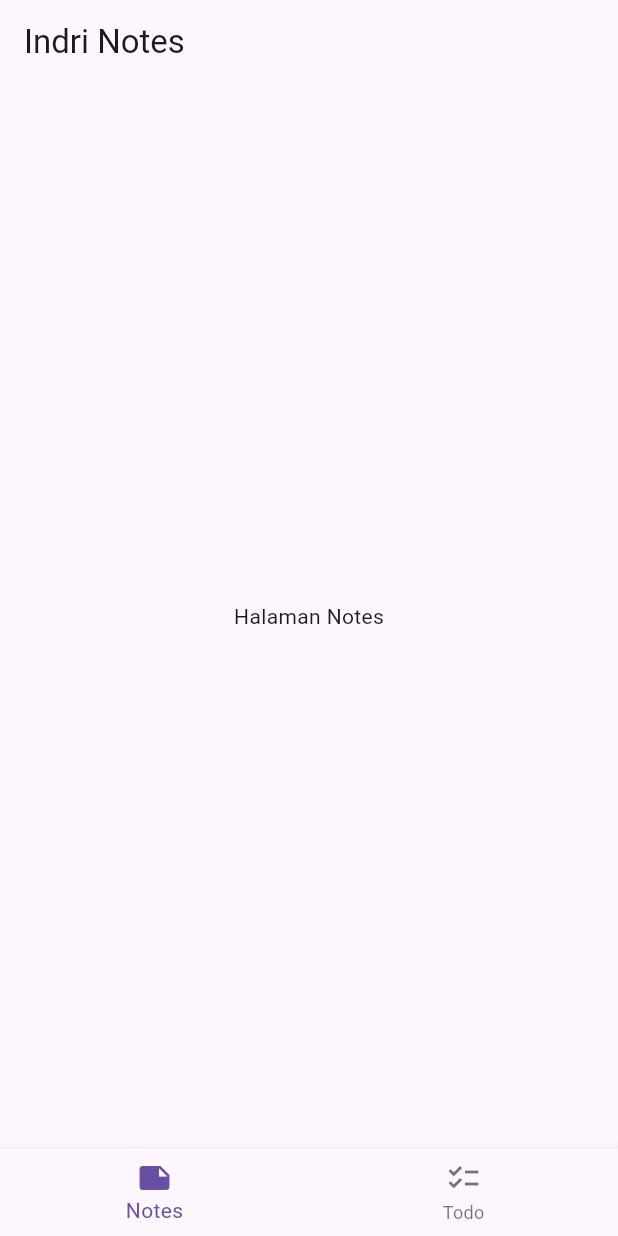
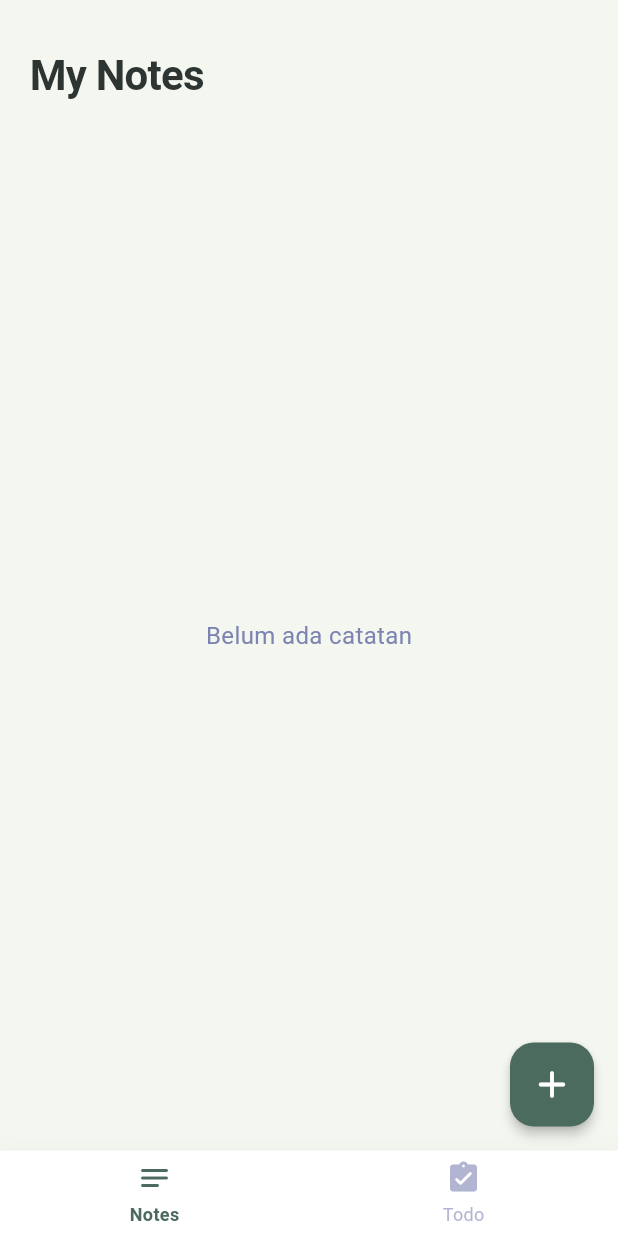
Before and after one commit to indriani-xx/Lunote, a Flutter app: the screen it shows after launch, on a phone screen of 412 x 824 dp. Run offline on Flutter 3.47's test engine with Material 3 defaults, Android fonts, the phone set to English and light mode, and no system bars; Roboto replaces fonts that are missing (Poppins).

Commit message:
memberi fitur tambah pada halaman notes dan penambahan warna aksen aplikasi

```diff
--- a/lib/view/core/app_color.dart
+++ b/lib/view/core/app_color.dart
@@ -0,0 +1,25 @@
+import 'package:flutter/material.dart';
+
+class AppColor {
+  // Mencegah class ini di-instansiasi, di gembok biar tidak bisa dibuat objeknya biar gak buang" memori
+  AppColor._();
+
+  static const Color background = Color(
+    0xFFF4F6F0,
+  ); // Background utama (Cream/Off-White lembut)
+  static const Color primary = Color(
+    0xFF4A6B5D,
+  ); // Aksen utama (Sage Green yang tenang)
+  static const Color text = Color(
+    0xFF2C3531,
+  ); // Teks utama (Charcoal/Dark Slate)
+  static const Color card = Color(
+    0xFFFFFFFF,
+  ); // Kontainer catatan (Pure White agar kontras)
+  static const Color muted = Color(
+    0xFF7D84B2,
+  ); // Teks sekunder / keterangan abu-abu keunguan
+  static const Color delete = Color(
+    0xFFE63946,
+  ); // Warna merah soft untuk tombol hapus
+}
--- a/lib/view/home_page.dart
+++ b/lib/view/home_page.dart
@@ -1,4 +1,6 @@
 import 'package:flutter/material.dart';
+import 'pages/notes_page.dart';
+import 'core/app_color.dart';
 
 class HomePage extends StatefulWidget {
   const HomePage({super.key});
@@ -11,8 +13,10 @@ class _HomePageState extends State<HomePage> {
   int _selectedIndex = 0;
 
   static const List<Widget> _pages = [
-    Center(child: Text('Halaman Notes')),
-    Center(child: Text('Halaman Todo')),
+    NotesPage(),
+    Center(
+      child: Text('Halaman Todo'),
+    ), // Nanti ini bisa kamu ganti ke TodoPage()
   ];
 
   void _onItemTapped(int index) {
@@ -24,23 +28,56 @@ class _HomePageState extends State<HomePage> {
   @override
   Widget build(BuildContext context) {
     return Scaffold(
-      appBar: AppBar(
-        title: const Text('Indri Notes'),
+      backgroundColor: AppColor.background, // Set background utama di sini
+      body: _pages[_selectedIndex],
+      bottomNavigationBar: Container(
+        // Dibungkus container agar kita bisa memberi bayangan halus di navigasi bawah
+        decoration: BoxDecoration(
+          boxShadow: [
+            BoxShadow(
+              color: Colors.black.withOpacity(0.02),
+              blurRadius: 10,
+              offset: const Offset(0, -4),
             ),
-      body: _pages[_selectedIndex],
-      bottomNavigationBar: BottomNavigationBar(
+          ],
+        ),
+        child: BottomNavigationBar(
+          backgroundColor: AppColor.card, // Warna dasar putih bersih
+          elevation: 0, // Matikan shadow bawaan yang kaku
+          type: BottomNavigationBarType.fixed,
+          currentIndex: _selectedIndex,
+          onTap: _onItemTapped,
+          selectedItemColor: AppColor.primary, // Warna Sage Green saat aktif
+          unselectedItemColor: AppColor.muted.withOpacity(
+            0.6,
+          ), // Warna redup saat tidak aktif
+          selectedLabelStyle: const TextStyle(
+            fontWeight: FontWeight.w600,
+            fontSize: 12,
+          ),
+          unselectedLabelStyle: const TextStyle(
+            fontWeight: FontWeight.w400,
+            fontSize: 12,
+          ),
           items: const [
             BottomNavigationBarItem(
-            icon: Icon(Icons.note),
+              icon: Padding(
+                padding: EdgeInsets.only(bottom: 4),
+                child: Icon(Icons.notes_rounded),
+              ),
               label: 'Notes',
             ),
             BottomNavigationBarItem(
-            icon: Icon(Icons.checklist),
+              icon: Padding(
+                padding: EdgeInsets.only(bottom: 4),
+                child: Icon(
+                  Icons.assignment_turned_in_rounded,
+                ), // Icon todo yang lebih clean
+              ),
               label: 'Todo',
             ),
           ],
-        currentIndex: _selectedIndex,
-        onTap: _onItemTapped,
+        ),
       ),
     );
   }
--- /dev/null
+++ b/lib/view/pages/notes_page.dart
@@ -0,0 +1,176 @@
+import 'package:flutter/material.dart';
+import '../core/app_color.dart';
+
+class NotesPage extends StatefulWidget {
+  const NotesPage({super.key});
+
+  @override
+  State<NotesPage> createState() => _NotesPageState();
+}
+
+class _NotesPageState extends State<NotesPage> {
+  final List<String> _notes = [];
+
+  void _addNote() {
+    final TextEditingController controller = TextEditingController();
+
+    showDialog(
+      context: context,
+      builder: (context) {
+        return AlertDialog(
+          backgroundColor: AppColor.card, // Menggunakan AppColor
+          surfaceTintColor: Colors.transparent,
+          shape: RoundedRectangleBorder(
+            borderRadius: BorderRadius.circular(16),
+          ),
+          title: const Text(
+            'Add Note',
+            style: TextStyle(
+              color: AppColor.text,
+              fontWeight: FontWeight.bold,
+              fontSize: 20,
+            ),
+          ),
+          content: TextField(
+            controller: controller,
+            maxLines: 3,
+            cursorColor: AppColor.primary,
+            style: const TextStyle(color: AppColor.text),
+            decoration: const InputDecoration(
+              hintText: 'Tulis catatan...',
+              hintStyle: TextStyle(color: AppColor.muted),
+              focusedBorder: UnderlineInputBorder(
+                borderSide: BorderSide(color: AppColor.primary, width: 2),
+              ),
+            ),
+          ),
+          actions: [
+            TextButton(
+              child: const Text(
+                'Cancel',
+                style: TextStyle(color: AppColor.muted),
+              ),
+              onPressed: () => Navigator.pop(context),
+            ),
+            TextButton(
+              child: const Text(
+                'Save',
+                style: TextStyle(
+                  color: AppColor.primary,
+                  fontWeight: FontWeight.bold,
+                ),
+              ),
+              onPressed: () {
+                if (controller.text.isNotEmpty) {
+                  setState(() {
+                    _notes.add(controller.text);
+                  });
+                  Navigator.pop(context);
+                }
+              },
+            ),
+          ],
+        );
+      },
+    );
+  }
+
+  void _deleteNote(int index) {
+    setState(() {
+      _notes.removeAt(index);
+    });
+  }
+
+  @override
+  Widget build(BuildContext context) {
+    return Scaffold(
+      backgroundColor: AppColor.background, // Menggunakan AppColor
+      body: SafeArea(
+        child: Column(
+          crossAxisAlignment: CrossAxisAlignment.start,
+          children: [
+            // Header Judul Aplikasi
+            const Padding(
+              padding: EdgeInsets.only(left: 20, top: 30, bottom: 10),
+              child: Text(
+                'My Notes',
+                style: TextStyle(
+                  color: AppColor.text,
+                  fontSize: 28,
+                  fontWeight: FontWeight.bold,
+                  letterSpacing: -0.5,
+                ),
+              ),
+            ),
+
+            // Daftar catatan
+            Expanded(
+              child: _notes.isEmpty
+                  ? const Center(
+                      child: Text(
+                        'Belum ada catatan',
+                        style: TextStyle(color: AppColor.muted, fontSize: 16),
+                      ),
+                    )
+                  : ListView.builder(
+                      padding: const EdgeInsets.symmetric(
+                        horizontal: 16,
+                        vertical: 8,
+                      ),
+                      itemCount: _notes.length,
+                      itemBuilder: (context, index) {
+                        return Container(
+                          margin: const EdgeInsets.only(bottom: 12),
+                          decoration: BoxDecoration(
+                            color: AppColor.card,
+                            borderRadius: BorderRadius.circular(14),
+                            boxShadow: [
+                              BoxShadow(
+                                color: Colors.black.withOpacity(0.04),
+                                blurRadius: 8,
+                                offset: const Offset(0, 4),
+                              ),
+                            ],
+                          ),
+                          child: ListTile(
+                            contentPadding: const EdgeInsets.symmetric(
+                              horizontal: 16,
+                              vertical: 4,
+                            ),
+                            leading: const Icon(
+                              Icons.notes_rounded,
+                              color: AppColor.primary,
+                            ),
+                            title: Text(
+                              _notes[index],
+                              style: const TextStyle(
+                                color: AppColor.text,
+                                fontWeight: FontWeight.w500,
+                                fontSize: 16,
+                              ),
+                            ),
+                            trailing: IconButton(
+                              icon: const Icon(
+                                Icons.delete_outline_rounded,
+                                color: AppColor.delete,
+                              ),
+                              onPressed: () => _deleteNote(index),
+                            ),
+                          ),
+                        );
+                      },
+                    ),
+            ),
+          ],
+        ),
+      ),
+      floatingActionButton: FloatingActionButton(
+        onPressed: _addNote,
+        backgroundColor: AppColor.primary,
+        elevation: 3,
+        shape: RoundedRectangleBorder(borderRadius: BorderRadius.circular(16)),
+        child: const Icon(Icons.add_rounded, color: Colors.white, size: 30),
+      ),
+    );
+  }
+}
--- a/lib/view/todo_list_view.dart
+++ b/lib/view/pages/todo_list_page.dart
@@ -1,5 +1,6 @@
 import 'package:flutter/material.dart';
-import '../model/todo.dart';
+import '../../model/todo.dart';
+import '../core/app_color.dart';
 
 class TodoListView extends StatelessWidget {
   const TodoListView({super.key, required this.todos, required this.onTodoTap});
```
Lines whose indentation alone changed are shown as unchanged.
